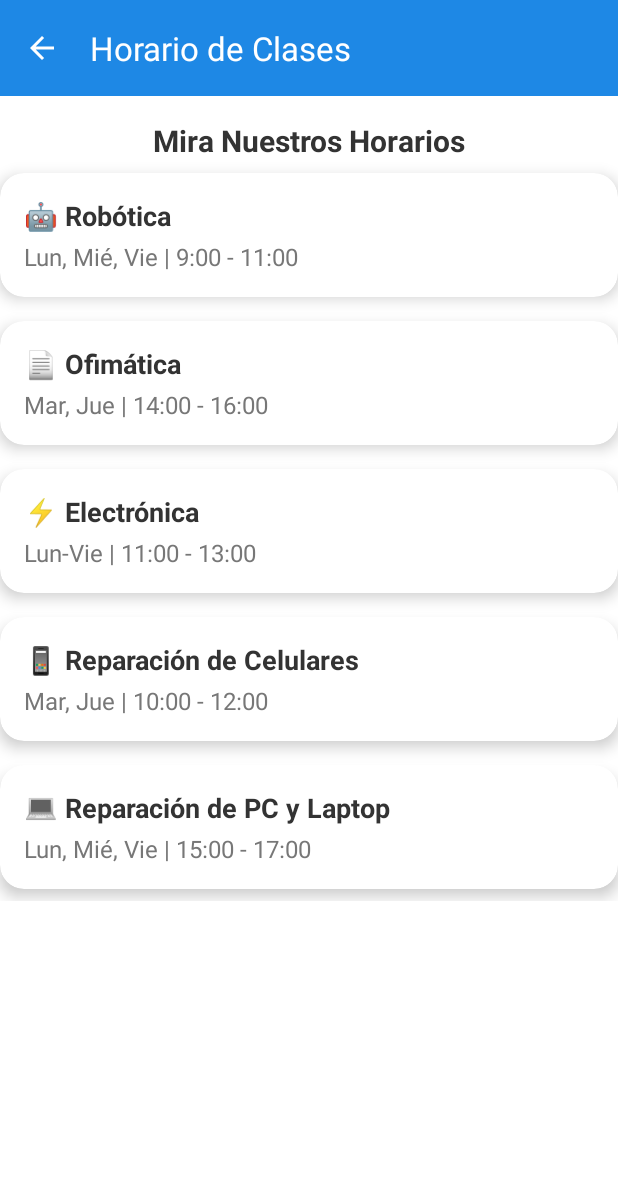
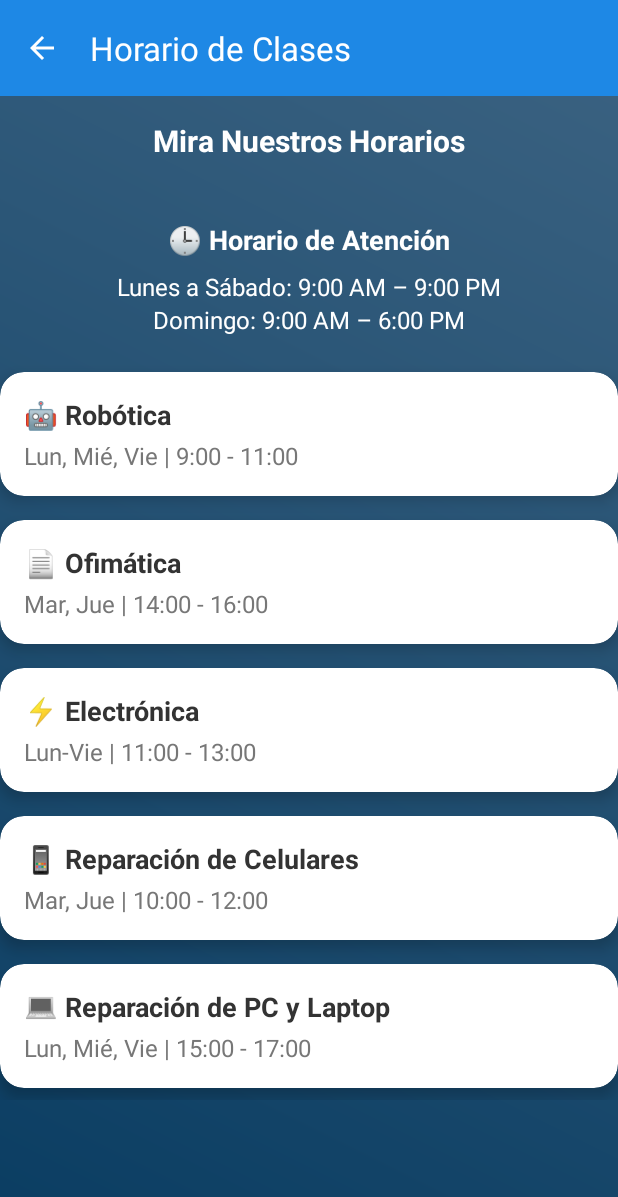
Before and after one commit to Joseph30070/AppSmartcell, an Android app built with Jetpack Compose: the HorariosActivity screen opened directly, with no data from a screen before it, on a phone screen of 412 x 824 dp. Shown: the top 1197 px of the screen. Run offline under Robolectric (Android 15) with nearby library versions, the phone set to English and light mode, and no system bars.

Commit message:
mejorado la ventana de horarios añadiendo fondo y la hora de atencion

```diff
--- /dev/null
+++ b/app/src/main/res/drawable/fondo_horarios.xml
@@ -0,0 +1,9 @@
+<?xml version="1.0" encoding="utf-8"?>
+<shape xmlns:android="http://schemas.android.com/apk/res/android"
+    android:shape="rectangle">
+
+    <gradient
+        android:startColor="#0A3D62"
+        android:endColor="#3C6382"
+        android:angle="45"/>
+</shape>
--- a/app/src/main/res/layout/activity_horario.xml
+++ b/app/src/main/res/layout/activity_horario.xml
@@ -7,7 +7,7 @@
     android:layout_width="match_parent"
     android:layout_height="match_parent"
     android:padding="16dp"
-    android:background="@android:color/white"
+    android:background="@drawable/fondo_horarios"
     tools:context=".HorariosActivity">
 
     <!-- Toolbar -->
@@ -23,7 +23,6 @@
         app:title="Horario de Clases"
         app:titleTextColor="@android:color/white" />
 
-    <!-- Título debajo del Toolbar -->
     <TextView
         android:id="@+id/txtTituloHorarios"
         android:layout_width="wrap_content"
@@ -31,13 +30,12 @@
         android:text="Mira Nuestros Horarios"
         android:textSize="20sp"
         android:textStyle="bold"
-        android:textColor="#333333"
+        android:textColor="#FFFFFF"
         app:layout_constraintTop_toBottomOf="@id/toolbarHorarios"
         app:layout_constraintStart_toStartOf="parent"
         app:layout_constraintEnd_toEndOf="parent"
         android:layout_marginTop="16dp" />
 
-    <!-- Contenedor de tarjetas de cursos -->
     <ScrollView
         android:id="@+id/scrollHorarios"
         android:layout_width="0dp"
@@ -53,7 +51,47 @@
             android:layout_height="wrap_content"
             android:orientation="vertical"
             android:gravity="center_horizontal"
-            android:paddingBottom="16dp" />
+            android:paddingBottom="16dp">
+
+            <!-- ⭐️ Bloque Horario de Atención con texto blanco ⭐️ -->
+            <LinearLayout
+                android:layout_width="match_parent"
+                android:layout_height="wrap_content"
+                android:orientation="vertical"
+                android:padding="16dp"
+                android:layout_marginTop="24dp"
+                android:background="@android:color/transparent">
+
+                <TextView
+                    android:layout_width="match_parent"
+                    android:layout_height="wrap_content"
+                    android:text="🕒 Horario de Atención"
+                    android:textSize="18sp"
+                    android:textStyle="bold"
+                    android:textColor="@color/white"
+                    android:gravity="center" />
+
+                <TextView
+                    android:layout_width="match_parent"
+                    android:layout_height="wrap_content"
+                    android:text="Lunes a Sábado: 9:00 AM – 9:00 PM"
+                    android:textSize="16sp"
+                    android:textColor="@color/white"
+                    android:gravity="center"
+                    android:layout_marginTop="8dp" />
+
+                <TextView
+                    android:layout_width="match_parent"
+                    android:layout_height="wrap_content"
+                    android:text="Domingo: 9:00 AM – 6:00 PM"
+                    android:textSize="16sp"
+                    android:textColor="@color/white"
+                    android:gravity="center" />
+
+            </LinearLayout>
+
+        </LinearLayout>
 
     </ScrollView>
+
 </androidx.constraintlayout.widget.ConstraintLayout>
```
